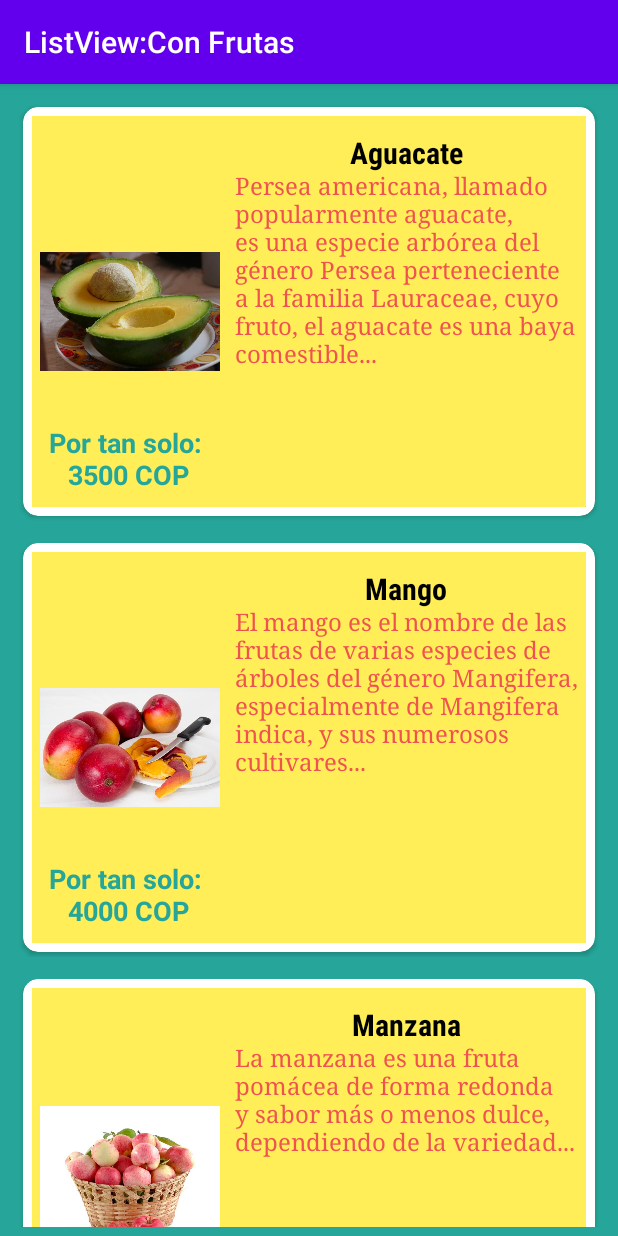
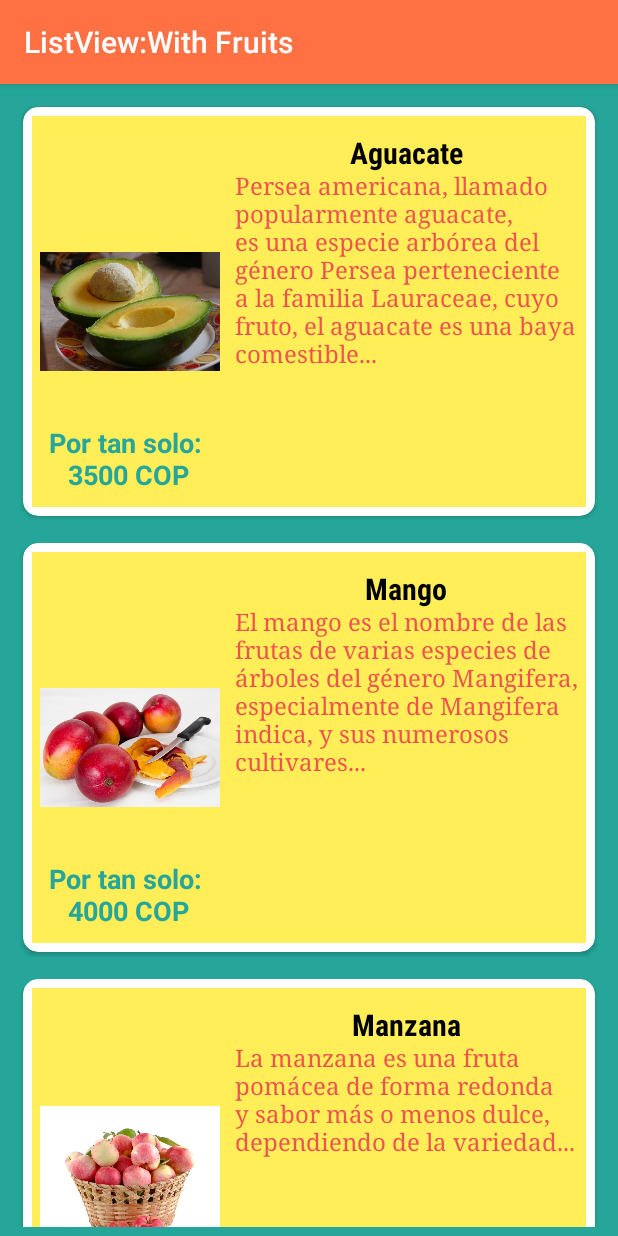
Before and after one commit to Deyson19/Custom_ListView, an Android app: the screen it shows after launch (MainActivity), on a phone screen of 412 x 824 dp. Run offline under Robolectric (Android 15) with nearby library versions, the phone set to English and light mode, and no system bars.

Commit message:
He agregado la traducción del nombre de la app. Además he eliminado unos .xml que no necesitaba.

```diff
--- a/app/src/main/res/drawable/activity_intent.xml
+++ /dev/null
@@ -1,4 +0,0 @@
-<?xml version="1.0" encoding="utf-8"?>
-<selector xmlns:android="http://schemas.android.com/apk/res/android">
-
-</selector>
--- a/app/src/main/res/values/strings.xml
+++ b/app/src/main/res/values/strings.xml
@@ -1,11 +1,11 @@
 <resources>
-    <string name="app_name">ListView:Con Frutas</string>
-    <string name="banano">Es un fruto comestible, botánicamente una baya, de varios tipos de grandes plantas herbáceas del género Musa...</string>
-    <string name="manzana">La manzana es una fruta pomácea de forma redonda y sabor más o menos dulce, dependiendo de la variedad...</string>
-    <string name="pera">Se denomina pera al fruto de distintas especies del género Pyrus, integrado por árboles caducifolios conocidos comúnmente como perales...</string>
-    <string name="mango">El mango es el nombre de las frutas de varias especies de árboles del género Mangifera, especialmente de Mangifera indica, y sus numerosos cultivares...</string>
-    <string name="sandia">Citrullus lanatus, comúnmente llamada sandía es una especie de la familia Cucurbitaceae originaria de África, pero tiene una gran presencia y difusión en Asia...</string>
-    <string name="papaya">Carica papaya es una especie de planta arbustiva del género Carica en la familia Caricaceae...</string>
-    <string name="guagaya">Las guayabas son un género de unas cien especies de árboles tropicales y árboles pequeños en la familia Myrtaceae, nativas de América...</string>
-    <string name="aguacate">Persea americana, llamado popularmente aguacate, es una especie arbórea del género Persea perteneciente a la familia Lauraceae, cuyo fruto, el aguacate es una baya comestible...</string>
+    <string name="app_name">ListView:With Fruits</string>
+    <string name="banano" translatable="false">Es un fruto comestible, botánicamente una baya, de varios tipos de grandes plantas herbáceas del género Musa...</string>
+    <string name="manzana" translatable="false">La manzana es una fruta pomácea de forma redonda y sabor más o menos dulce, dependiendo de la variedad...</string>
+    <string name="pera" translatable="false">Se denomina pera al fruto de distintas especies del género Pyrus, integrado por árboles caducifolios conocidos comúnmente como perales...</string>
+    <string name="mango" translatable="false">El mango es el nombre de las frutas de varias especies de árboles del género Mangifera, especialmente de Mangifera indica, y sus numerosos cultivares...</string>
+    <string name="sandia" translatable="false">Citrullus lanatus, comúnmente llamada sandía es una especie de la familia Cucurbitaceae originaria de África, pero tiene una gran presencia y difusión en Asia...</string>
+    <string name="papaya" translatable="false">Carica papaya es una especie de planta arbustiva del género Carica en la familia Caricaceae...</string>
+    <string name="guagaya" translatable="false">Las guayabas son un género de unas cien especies de árboles tropicales y árboles pequeños en la familia Myrtaceae, nativas de América...</string>
+    <string name="aguacate" translatable="false">Persea americana, llamado popularmente aguacate, es una especie arbórea del género Persea perteneciente a la familia Lauraceae, cuyo fruto, el aguacate es una baya comestible...</string>
 </resources>
--- a/app/src/main/res/values/styles.xml
+++ b/app/src/main/res/values/styles.xml
@@ -2,7 +2,7 @@
     <!-- Base application theme. -->
     <style name="AppTheme" parent="Theme.AppCompat.Light.DarkActionBar">
         <!-- Customize your theme here. -->
-        <item name="colorPrimary">@color/colorPrimary</item>
+        <item name="colorPrimary">#FF7043</item>
         <item name="colorPrimaryDark">@color/colorPrimaryDark</item>
         <item name="colorAccent">@color/colorAccent</item>
     </style>
```
Also changed, not shown: 1 other file.
